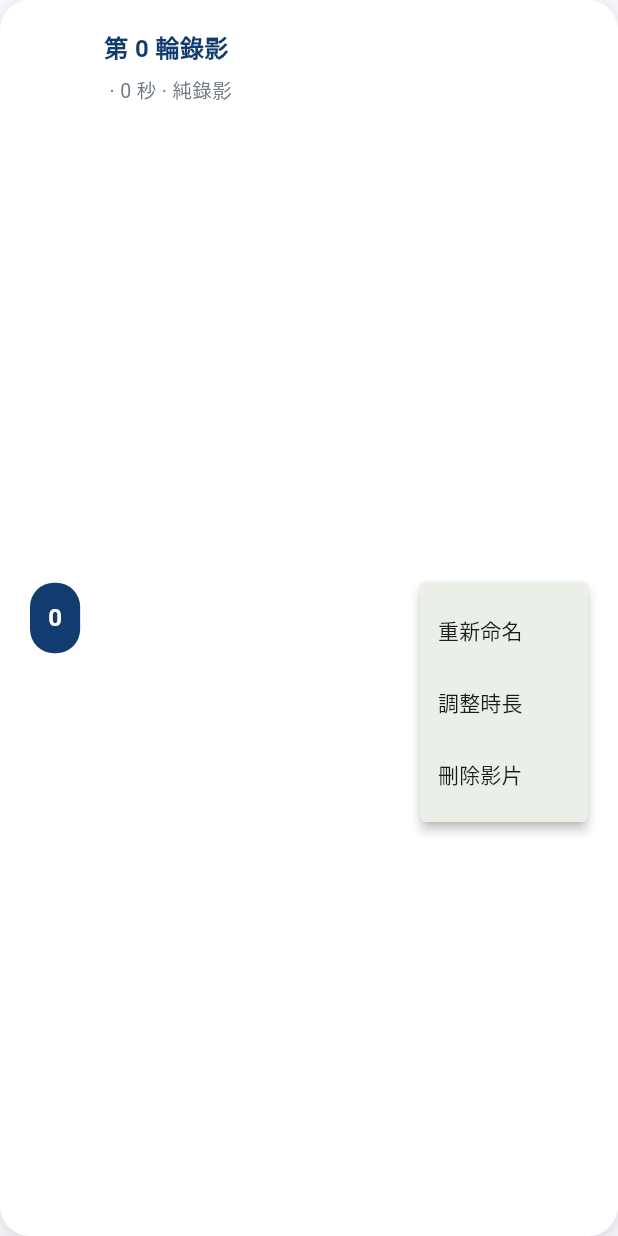
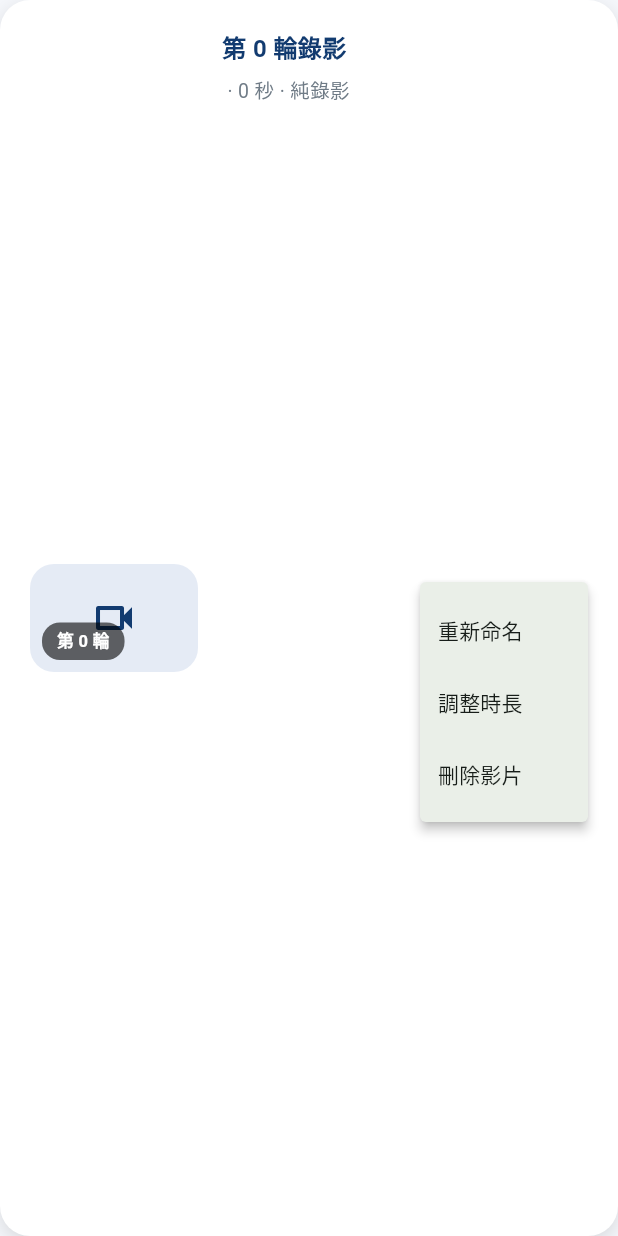
Before and after one commit to mywaytech168/golf_score_app, a Flutter app: the _HistoryTile widget shown alone on an empty page, opened directly with empty values, after a tap on the "more vert" icon, on a phone screen of 412 x 824 dp. Run offline on Flutter 3.47's test engine with Material 3 defaults, Android fonts, the phone set to English and light mode, and no system bars; our stand-ins replace camera, file_picker, flutter_blue_plus, permission_handler, rxdart, share_plus and 1 more; missing offline and left inert: dart:html, flutter_audio_capture.

Commit message:
前端 - 新增 - 錄影歷史頁 - 加入縮圖預覽並保留輪次標示

```diff
--- a/lib/pages/recording_history_page.dart
+++ b/lib/pages/recording_history_page.dart
@@ -469,17 +469,7 @@
         ),
         child: Row(
           children: [
-            Container(
-              padding: const EdgeInsets.all(12),
-              decoration: BoxDecoration(
-                color: const Color(0xFF123B70),
-                borderRadius: BorderRadius.circular(16),
-              ),
-              child: Text(
-                entry.roundIndex.toString(),
-                style: const TextStyle(color: Colors.white, fontWeight: FontWeight.bold, fontSize: 16),
-              ),
-            ),
+            _HistoryPreview(thumbnailPath: entry.thumbnailPath, roundIndex: entry.roundIndex),
             const SizedBox(width: 16),
             Expanded(
               child: Column(
@@ -555,3 +545,63 @@
     );
   }
 }
+
+/// 縮圖元件：顯示影片預覽或替代圖示，並標示錄影輪次
+class _HistoryPreview extends StatelessWidget {
+  final String? thumbnailPath; // 影片縮圖路徑
+  final int roundIndex; // 對應的錄影輪次
+
+  const _HistoryPreview({
+    required this.thumbnailPath,
+    required this.roundIndex,
+  });
+
+  @override
+  Widget build(BuildContext context) {
+    final filePath = thumbnailPath?.trim() ?? '';
+    final hasThumbnail = filePath.isNotEmpty && File(filePath).existsSync();
+
+    // 若有縮圖則顯示圖片，否則提供預設背景與圖示
+    final Widget content = hasThumbnail
+        ? ClipRRect(
+            borderRadius: BorderRadius.circular(16),
+            child: Image.file(
+              File(filePath),
+              width: 112,
+              height: 72,
+              fit: BoxFit.cover,
+            ),
+          )
+        : Container(
+            width: 112,
+            height: 72,
+            decoration: BoxDecoration(
+              color: const Color(0xFFE5EBF5),
+              borderRadius: BorderRadius.circular(16),
+            ),
+            child: const Icon(Icons.videocam_outlined, color: Color(0xFF123B70), size: 32),
+          );
+
+    return Stack(
+      alignment: Alignment.bottomLeft,
+      children: [
+        content,
+        Positioned(
+          left: 8,
+          bottom: 8,
+          child: Container(
+            padding: const EdgeInsets.symmetric(horizontal: 10, vertical: 4),
+            decoration: BoxDecoration(
+              color: Colors.black.withOpacity(0.6),
+              borderRadius: BorderRadius.circular(12),
+            ),
+            child: Text(
+              '第 $roundIndex 輪',
+              style: const TextStyle(color: Colors.white, fontSize: 11, fontWeight: FontWeight.w600),
+            ),
+          ),
+        ),
+      ],
+    );
+  }
+}
```
